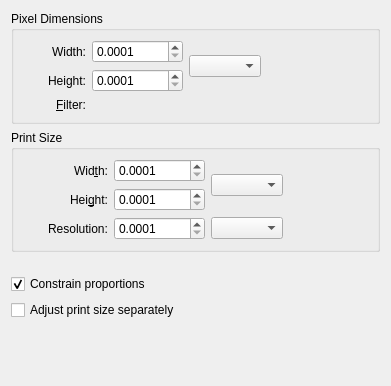
Old version of the form plugins/extensions/imagesize/wdg_imagesize.ui in the repository KDE/krita.
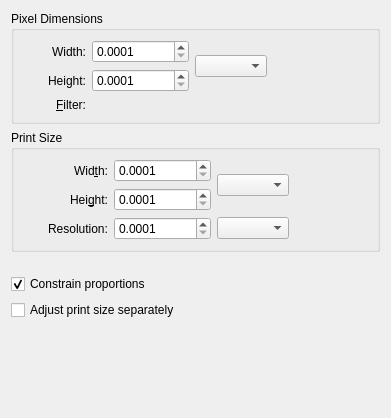
New version of the form. Custom widgets are drawn as their Qt base class.

Commit message:
Set the maximum values for width and height to 100000000.000000
This is the same value as in the new image dialog, which makes
sense. This partially reverts

commit 40c93621ec166fdd39fd44003e68a1a52e84aa74

    Tweak value range of size dialog's spinboxes.

    Incremented number of decimals for QDoubleSpinbox and set a more sane
    range for allowed values in all spinboxes of canvas size, image size
    and layer size dialogs.

BUG:391763

```diff
--- a/plugins/extensions/imagesize/wdg_imagesize.ui
+++ b/plugins/extensions/imagesize/wdg_imagesize.ui
@@ -7,7 +7,7 @@
     <x>0</x>
     <y>0</y>
     <width>391</width>
-    <height>386</height>
+    <height>418</height>
    </rect>
   </property>
   <property name="windowTitle">
@@ -38,7 +38,7 @@
          <double>0.000100000000000</double>
         </property>
         <property name="maximum">
-         <double>10000.000000000000000</double>
+         <double>100000000.000000000000000</double>
         </property>
         <property name="singleStep">
          <double>0.100000000000000</double>
@@ -116,7 +116,7 @@
          <double>0.000100000000000</double>
         </property>
         <property name="maximum">
-         <double>10000.000000000000000</double>
+         <double>100000000.000000000000000</double>
         </property>
         <property name="singleStep">
          <double>0.100000000000000</double>
@@ -185,7 +185,7 @@
          <double>0.000100000000000</double>
         </property>
         <property name="maximum">
-         <double>10000.000000000000000</double>
+         <double>100000000.000000000000000</double>
         </property>
         <property name="singleStep">
          <double>0.100000000000000</double>
@@ -220,7 +220,7 @@
          <double>0.000100000000000</double>
         </property>
         <property name="maximum">
-         <double>10000.000000000000000</double>
+         <double>100000000.000000000000000</double>
         </property>
         <property name="singleStep">
          <double>0.100000000000000</double>
```
The commit also changes 2 other files.
